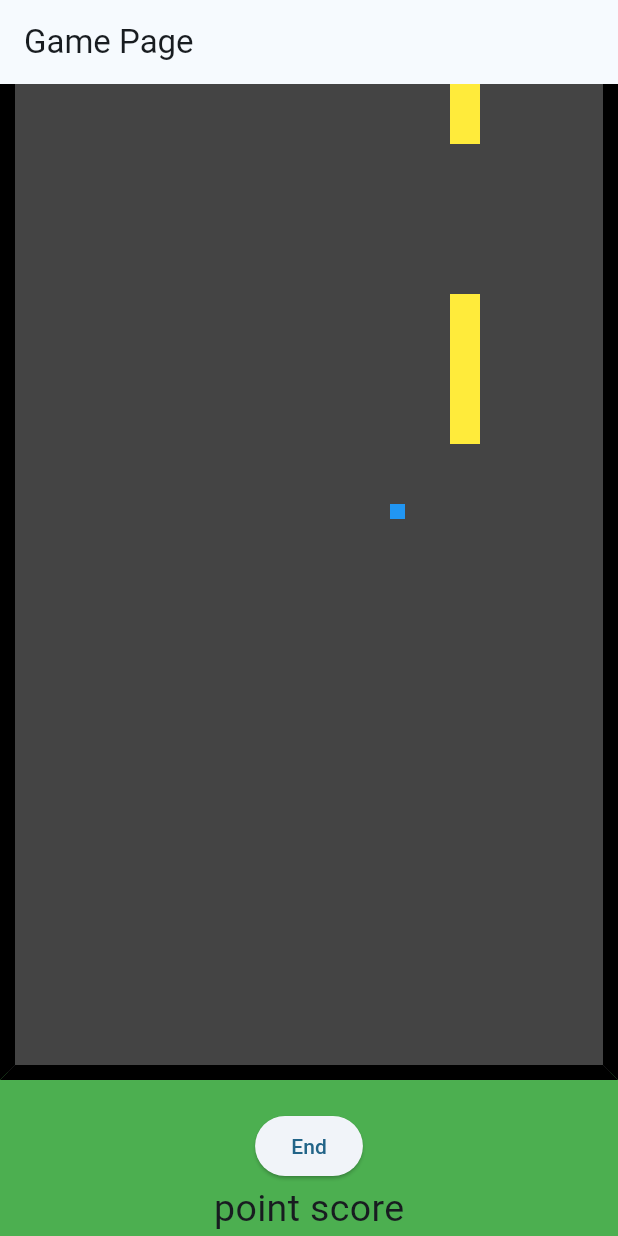
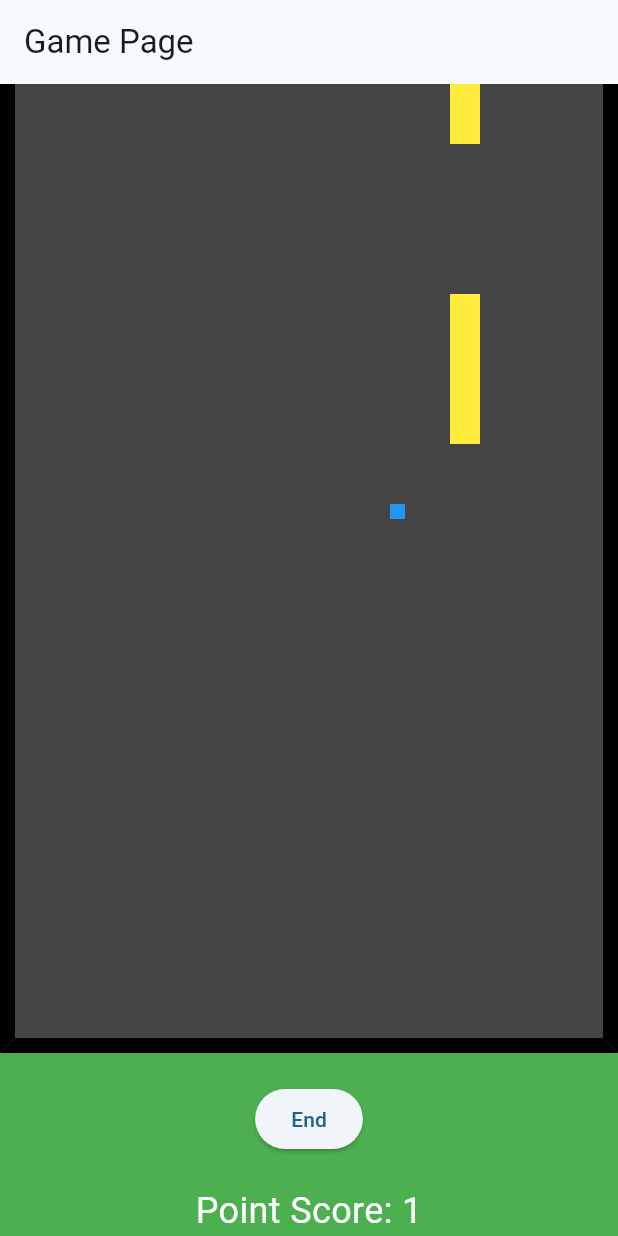
Before and after one commit to danielajgr/on-the-road-again, a Flutter app: the screen it shows after launch, after a tap on "Play", on a phone screen of 412 x 824 dp. Run offline on Flutter 3.47's test engine with Material 3 defaults, Android fonts, the phone set to English and light mode, and no system bars; our stand-ins replace sensors_plus.

```diff
--- a/flutter_application_1/lib/end.dart
+++ b/flutter_application_1/lib/end.dart
@@ -3,6 +3,9 @@ import 'package:flutter_application_1/widgets/pointCounter.dart';
 import 'main.dart';
 
 import 'package:flutter/services.dart';
+/*
+
+*/
 
 class EndPage extends StatelessWidget {
   const EndPage({Key? key}) : super(key: key);
@@ -29,13 +32,13 @@ class EndPage extends StatelessWidget {
         ),
         automaticallyImplyLeading: false,
       ),
-      /*body: Center(
+      body: Center(
         child: Column(
           mainAxisAlignment: MainAxisAlignment.center,
           children: <Widget>[
             Text(
               'Your Score was: $points',
-              style: TextStyle(fontSize: 50),
+              style: const TextStyle(fontSize: 50),
             ),
             const Text(
               'Do you want to go play again?',
@@ -70,7 +73,7 @@ class EndPage extends StatelessWidget {
             ),
           ],
         ),
-      ),*/
+      ),
     );
   }
 }
--- a/flutter_application_1/lib/game.dart
+++ b/flutter_application_1/lib/game.dart
@@ -8,19 +8,20 @@ import 'package:sensors_plus/sensors_plus.dart';
 class GamePage extends StatefulWidget {
   const GamePage({Key? key}) : super(key: key);
 
-
   @override
   _GamePageState createState() => _GamePageState();
 }
 
 class _GamePageState extends State<GamePage> {
+  PointCounter pointCounter = PointCounter();
+  int points = 0;
+
   void startPoints() {
-    PointCounter pointCounter;
-    pointCounter = PointCounter();
     pointCounter.reset();
     pointCounter.start();
   }
-  double lineOffset= 0;
+
+  double lineOffset = 0;
   double bushOffset = 0;
   Timer? _timer;
   static const int _carRows = 30;
@@ -30,11 +31,11 @@ class _GamePageState extends State<GamePage> {
   double _yAxis = 0.0;
   final _streamSubscriptions = <StreamSubscription<dynamic>>[];
 
-
 //median controller
   @override
   void initState() {
     super.initState();
+    startPoints();
     _streamSubscriptions.add(
       accelerometerEvents.listen(
         (AccelerometerEvent event) {
@@ -53,9 +54,17 @@ class _GamePageState extends State<GamePage> {
           if (lineOffset >= 325) {
             lineOffset = 0;
           }
-          if (bushOffset >=525 ) {
+          if (bushOffset >= 525) {
             bushOffset = 0;
           }
+        });
+      }
+    });
+    //timer for updating point display
+    Timer.periodic(Duration(milliseconds: 500), (Timer timer) {
+      if (mounted) {
+        setState(() {
+          points = pointCounter.getPoints();
         });
       }
     });
@@ -65,6 +74,7 @@ class _GamePageState extends State<GamePage> {
   void dispose() {
     _timer?.cancel();
     super.dispose();
+    pointCounter.stop();
     for (final subscription in _streamSubscriptions) {
       subscription.cancel();
     }
@@ -73,7 +83,6 @@ class _GamePageState extends State<GamePage> {
 //game scene
   @override
   Widget build(BuildContext context) {
-    startPoints();
     return Scaffold(
       appBar: AppBar(
         title: const Text('Game Page'),
@@ -84,14 +93,13 @@ class _GamePageState extends State<GamePage> {
         child: Center(
           child: Column(
             mainAxisAlignment: MainAxisAlignment.center,
-
             children: <Widget>[
               // road
               Expanded(
                 child: Container(
                   width: 600,
-                  decoration: BoxDecoration(
-                    color: const Color.fromARGB(255, 68, 68, 68),
+                  decoration: const BoxDecoration(
+                    color: Color.fromARGB(255, 68, 68, 68),
                     //add borders
                     border: Border(
                       left: BorderSide(width: 10.0, color: Colors.black),
@@ -102,7 +110,8 @@ class _GamePageState extends State<GamePage> {
 
                   //yellow rects
                   child: Stack(
-                    children: [SizedBox(
+                    children: [
+                      SizedBox(
                         height: _carRows * _carCellSize,
                         width: _carColumns * _carCellSize,
                         child: Car(
@@ -159,27 +168,23 @@ class _GamePageState extends State<GamePage> {
                       ),
                     ],
                   ),
-
-
-
-
                 ),
               ),
               const SizedBox(height: 20),
               //test button to go to end.dart
               ElevatedButton(
-                /*
-                if obstacle.checkHit() = true then end, if not then continue
-                */
+                //if obstacle.checkHit() = true then end, if not then continue
                 onPressed: () {
-                  Navigator.pushNamed(context, '/end');
+                  Navigator.pushNamed(context, '/end', arguments: pointCounter);
                 },
                 child: const Text('End'),
               ),
-              const Text(
-                'point score',
-                style: TextStyle(fontSize: 25),
-              )
+              const SizedBox(height: 20),
+              // Display the points below the button
+              Text(
+                'Point Score: $points',
+                style: const TextStyle(fontSize: 24, color: Colors.white),
+              ),
             ],
           ),
         ),
@@ -201,9 +206,9 @@ class _GamePageState extends State<GamePage> {
     return Container(
       width: 70,
       height: 70,
-      decoration: BoxDecoration(
+      decoration: const BoxDecoration(
         shape: BoxShape.circle,
-        color: const Color.fromARGB(255, 35, 59, 35),
+        color: Color.fromARGB(255, 35, 59, 35),
       ),
     );
   }
```
Lines whose indentation alone changed are shown as unchanged.
